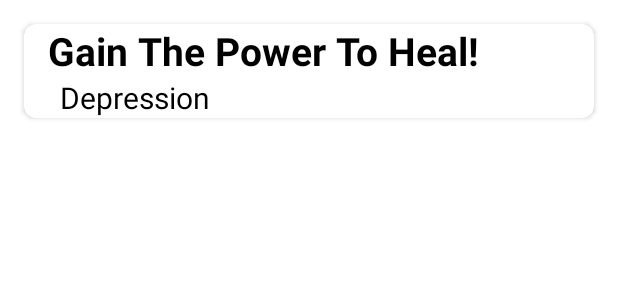
After one commit to saugatlamichhane/Solace, an Android app: the layout groupitem.xml on its own in the app's theme, with its tools: preview values and no code run, on a phone screen of 412 x 824 dp. The commit adds this screen. Shown: the top 300 px of the screen. Run offline under Robolectric (Android 15) with nearby library versions, the phone set to English and light mode, and no system bars.

Commit message:
implemented recycler view in home

```diff
--- /dev/null
+++ b/app/src/main/res/layout/groupitem.xml
@@ -0,0 +1,51 @@
+<?xml version="1.0" encoding="utf-8"?>
+<androidx.cardview.widget.CardView xmlns:android="http://schemas.android.com/apk/res/android"
+    xmlns:app="http://schemas.android.com/apk/res-auto"
+    android:layout_width="match_parent"
+    android:layout_height="wrap_content"
+    android:layout_margin="16dp"
+    android:elevation="8dp"
+    app:cardCornerRadius="8dp">
+
+    <LinearLayout
+        android:layout_width="wrap_content"
+        android:layout_height="wrap_content"
+        android:layout_marginLeft="16dp"
+        android:orientation="vertical">
+
+
+        <LinearLayout
+            android:layout_width="wrap_content"
+            android:layout_height="wrap_content"
+            android:layout_gravity="center_vertical"
+            android:orientation="horizontal">
+
+            <TextView
+                android:id="@+id/heading"
+                android:layout_width="wrap_content"
+                android:layout_height="wrap_content"
+                android:text="Gain The Power To Heal!"
+                android:textColor="@color/black"
+                android:textSize="26sp"
+                android:textStyle="bold"/>
+        </LinearLayout>
+        <LinearLayout
+            android:layout_width="wrap_content"
+            android:layout_height="wrap_content"
+            android:layout_gravity="center_vertical"
+            android:orientation="horizontal">
+
+            <TextView
+                android:id="@+id/groupName"
+                android:layout_width="wrap_content"
+                android:layout_height="wrap_content"
+                android:text="Depression"
+                android:textColor="@color/black"
+                android:textSize="20sp"
+                android:layout_marginLeft="8dp"/>
+        </LinearLayout>
+
+
+    </LinearLayout>
+
+</androidx.cardview.widget.CardView>
```
Also changed, not shown: app/src/main/java/com/thetrailblazers/solace/Group.java (added, +13 -0 lines), app/src/main/java/com/thetrailblazers/solace/GroupAdapter.java (added, +52 -0 lines), app/src/main/java/com/thetrailblazers/solace/ui/home/HomeFragment.java (+38 -3 lines), app/src/main/res/layout/fragment_home.xml (+6 -9 lines).
